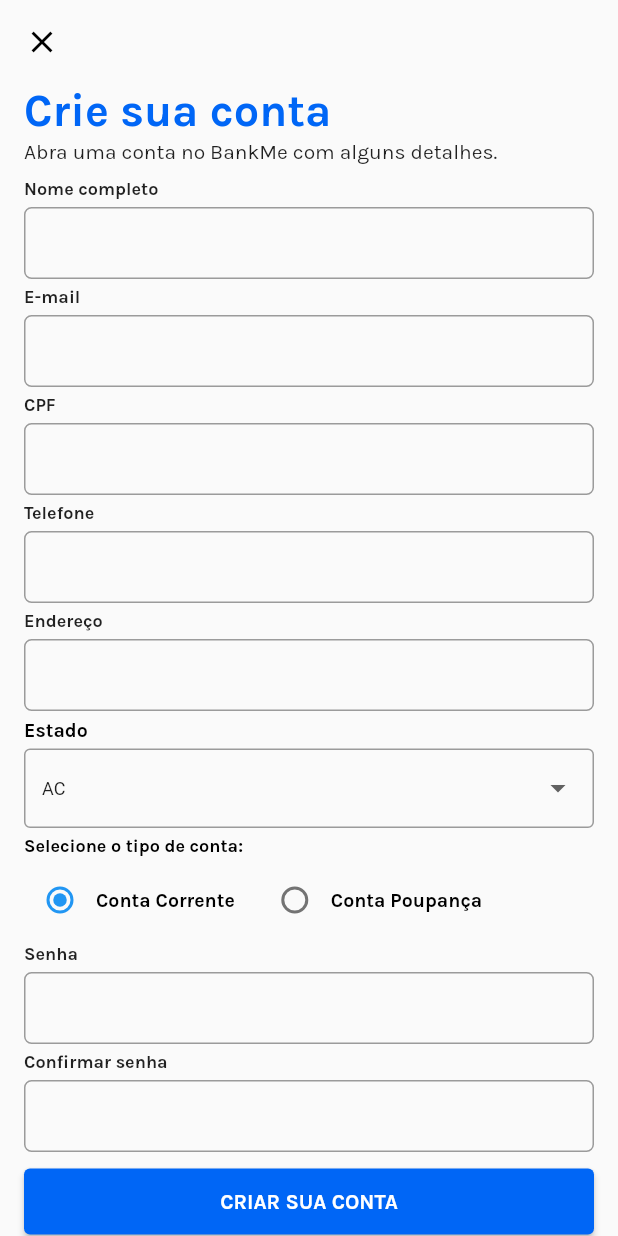
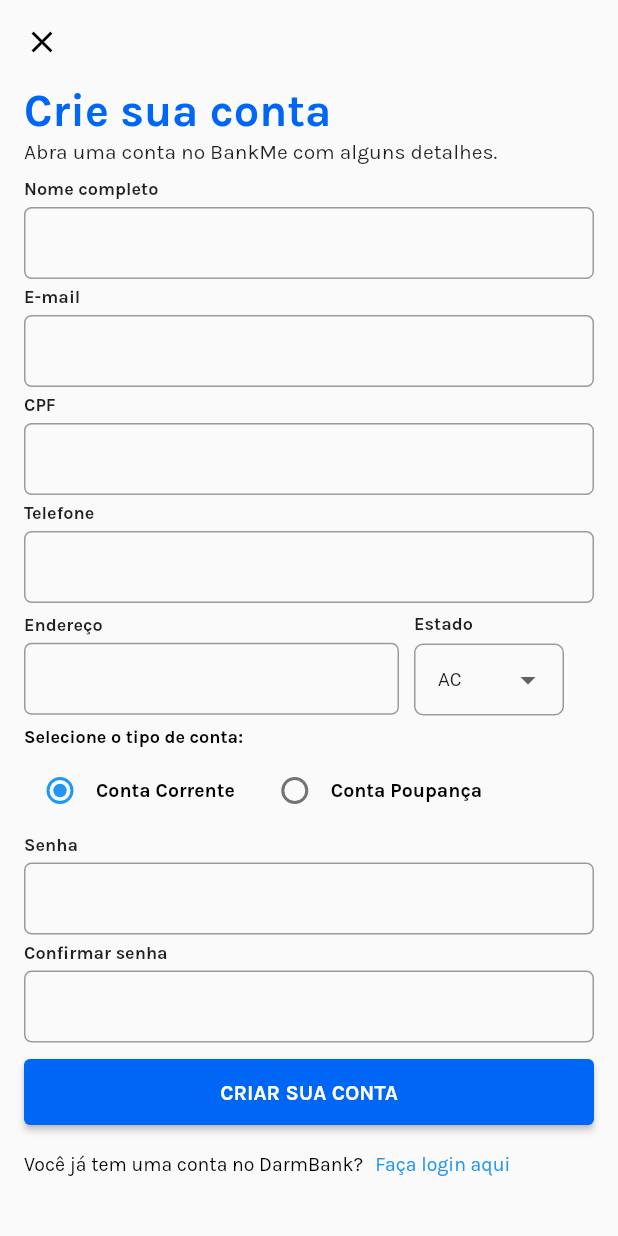
Before and after one commit to RobsonSousaS/DarmBank, a Flutter app: the CreateAccountPage screen opened directly, on a phone screen of 412 x 824 dp. Run offline on Flutter 3.47's test engine with Material 2 defaults, Android fonts, the phone set to English and light mode, and no system bars; our stand-ins replace google_fonts, smooth_page_indicator.

Commit message:
nova att

```diff
--- a/lib/pages/createacc.dart
+++ b/lib/pages/createacc.dart
@@ -8,6 +8,7 @@
   @override
   _CreateAccountPageState createState() => _CreateAccountPageState();
 }
+
 class _CreateAccountPageState extends State<CreateAccountPage> {
   @override
   Widget build(BuildContext context) {
@@ -57,34 +58,38 @@
                   TitleTextFieldWidget(
                       title: 'Nome completo',
                       controller: TextEditingController(),
-                  ),
+                      width: 400, obscureText: false,),
                   TitleTextFieldWidget(
                       title: 'E-mail',
                       controller: TextEditingController(),
-                  ),
+                      width: 400,obscureText: false,),
                   TitleTextFieldWidget(
                       title: 'CPF',
                       controller: TextEditingController(),
-                  ),
+                      width: 400,obscureText: false,),
                   TitleTextFieldWidget(
                       title: 'Telefone',
                       controller: TextEditingController(),
-                  ),
+                      width: 400,obscureText: false,),
+                  Row(
+                    children: [
                       TitleTextFieldWidget(
                           title: 'Endereço',
                           controller: TextEditingController(),
+                          width: 250,obscureText: false,),
+                          SizedBox(width: 10,),
+                      DropWidget()
+                    ],
                   ),
-                      SizedBox(height: 5),
-                      DropWidget(),
                   RadioConta(),
                   TitleTextFieldWidget(
                       title: 'Senha',
                       controller: TextEditingController(),
-                  ),
+                      width: 400,obscureText: true,),
                   TitleTextFieldWidget(
                       title: 'Confirmar senha',
                       controller: TextEditingController(),
-                  ),
+                      width: 400,obscureText: true,),
                   SizedBox(
                     height: 9,
                   ),
--- a/lib/pages/fogotpass.dart
+++ b/lib/pages/fogotpass.dart
@@ -59,16 +59,19 @@
                   TitleTextFieldWidget(
                     title: 'E-mail',
                     controller: TextEditingController(),
+                    width: 400,  obscureText: false,
                   ),
                   SizedBox(height: 10.0),
                   TitleTextFieldWidget(
                     title: 'Nome Comleto',
                     controller: TextEditingController(),
+                    width: 400,  obscureText: false,
                   ),
                   SizedBox(height: 10.0),
                   TitleTextFieldWidget(
                     title: 'CPF',
                     controller: TextEditingController(),
+                    width: 400,  obscureText: false,
                   ),
                   SizedBox(
                     height: 260.0,
--- a/lib/pages/login.dart
+++ b/lib/pages/login.dart
@@ -67,10 +67,12 @@
                   TitleTextFieldWidget(
                     title: 'CPF',
                     controller: TextEditingController(),
+                    width: 400, obscureText: false,
                   ),
                   TitleTextFieldWidget(
                     title: 'Senha',
                     controller: TextEditingController(),
+                    width: 400, obscureText: true,
                   ),
                   SizedBox(
                     height: 10,
--- a/lib/pages/recoverpass.dart
+++ b/lib/pages/recoverpass.dart
@@ -57,11 +57,13 @@
                   TitleTextFieldWidget(
                     title: 'Nova Senha',
                     controller: TextEditingController(),
+                    width: 400, obscureText: true,
                   ),
                   SizedBox(height: 10.0),
                   TitleTextFieldWidget(
                     title: 'Repita a Senha',
                     controller: TextEditingController(),
+                    width: 400, obscureText: true,
                   ),
                   SizedBox(
                     height: 350.0,
--- a/lib/pages/widgetspaget.dart
+++ b/lib/pages/widgetspaget.dart
@@ -5,12 +5,19 @@
 class TitleTextFieldWidget extends StatelessWidget {
   final String title;
   final TextEditingController controller;
+  final double width;
+  final bool obscureText;
 
-  TitleTextFieldWidget({required this.title, required this.controller,});
-
+  TitleTextFieldWidget({
+    required this.title,
+    required this.controller,
+    required this.width,
+    required this.obscureText,
+  });
   @override
   Widget build(BuildContext context) {
     EdgeInsets contentPadding = EdgeInsets.symmetric(vertical: 5.0, horizontal: 16.0);
+
 
 
     return Column(
@@ -27,13 +34,17 @@
           ),
         ),
         SizedBox(height: 5.0),
-        TextField(
-          controller: controller,
-          decoration: InputDecoration(
-            border: OutlineInputBorder(
-              borderRadius: BorderRadius.circular(5.0),
+        Container(
+          width: width,
+          child: TextField(
+            controller: controller,
+            obscureText: obscureText,
+            decoration: InputDecoration(
+              border: OutlineInputBorder(
+                borderRadius: BorderRadius.circular(5.0),
+              ),
+              contentPadding: contentPadding,
             ),
-            contentPadding: contentPadding,
           ),
         )
       ],
@@ -131,7 +142,6 @@
   @override
   State<DropWidget> createState() => _DropWidgetState();
 }
-
 class _DropWidgetState extends State<DropWidget> {
   String estadoSelecionado = 'AC';
   List<String> estados = [
@@ -141,22 +151,23 @@
 
   @override
   Widget build(BuildContext context) {
+EdgeInsets contentPadding = EdgeInsets.symmetric(vertical: 3.0, horizontal: 16.0);
+
     return Column(
       crossAxisAlignment: CrossAxisAlignment.start,
       children: [
-        SizedBox(width: 8),
+        SizedBox(height: 7,),
         Text(
           'Estado',
           style: GoogleFonts.karla(
             fontWeight: FontWeight.bold,
-            fontSize: 13.0,
-            color: Colors.black,
+            fontSize: 12.0,
           ),
         ),
-        SizedBox(height: 5),
-        SizedBox(
-          width: double.infinity,
-          height: 53.0,
+        SizedBox(height: 6),
+        Container(
+          width: 100,
+          height: 50,
           child: DropdownButtonFormField<String>(
             value: estadoSelecionado,
             onChanged: (String? newValue) {
@@ -165,12 +176,12 @@
               });
             },
             decoration: InputDecoration(
-              border: OutlineInputBorder(),
+              border: OutlineInputBorder(borderRadius: BorderRadius.circular(6.0),),contentPadding: contentPadding,
             ),
             items: estados.map((String estado) {
               return DropdownMenuItem<String>(
                 value: estado,
-                child: Text(estado, style: TextStyle(fontSize: 12.0),),
+                child: Text(estado, style: TextStyle(fontSize: 12.0)),
               );
             }).toList(),
           ),
```
Lines whose indentation alone changed are shown as unchanged.
